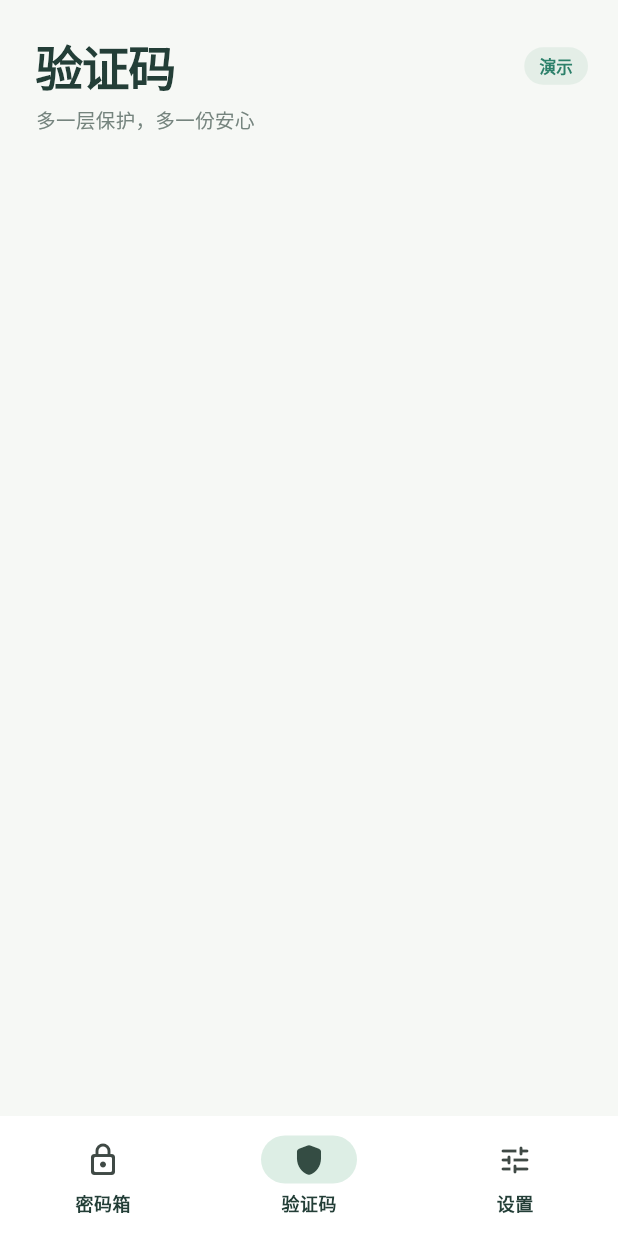
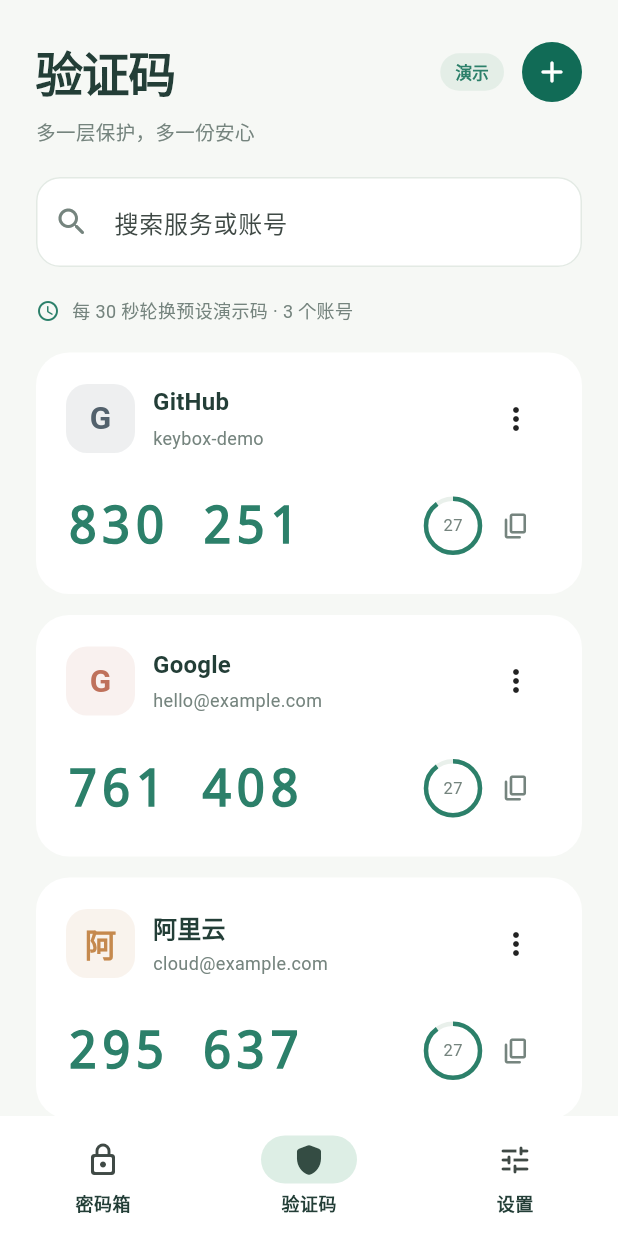
Before and after one commit to Mayber-He/KeyBox, a Flutter app: the HomePage screen opened directly, item 2 of the bottom bar chosen, on a phone screen of 412 x 824 dp. Run offline on Flutter 3.47's test engine with Material 3 defaults, Android fonts, the phone set to English and light mode, and no system bars.

Commit message:
feat(otp): 添加验证码页面与演示交互

```diff
--- a/lib/app.dart
+++ b/lib/app.dart
@@ -1,6 +1,7 @@
 import 'package:flutter/material.dart';
 import 'ui.dart';
 import 'vault/vault_page.dart';
+import 'otp/otp_page.dart';
 
 class KeyBoxApp extends StatelessWidget {
   const KeyBoxApp({super.key});
@@ -151,7 +152,7 @@
             index: _index,
             children: const [
               VaultPage(),
-              _Placeholder(title: '验证码', subtitle: '多一层保护，多一份安心'),
+              OtpPage(),
               _Placeholder(title: '设置', subtitle: '让 KeyBox 更适合你'),
             ],
           ),
--- /dev/null
+++ b/lib/otp/otp_entry.dart
@@ -0,0 +1,40 @@
+import 'package:flutter/material.dart';
+
+class OtpEntry {
+  const OtpEntry({
+    required this.id,
+    required this.name,
+    required this.account,
+    this.secret = 'DEMO_SECRET_ONLY',
+    this.color = const Color(0xFF2C806A),
+  });
+  final String id, name, account, secret;
+  final Color color;
+
+  String demoCode(int round) {
+    const codes = ['482193', '761408', '295637', '830251'];
+    final offset = id.codeUnits.fold<int>(0, (sum, value) => sum + value);
+    return codes[(round + offset) % codes.length];
+  }
+}
+
+List<OtpEntry> demoTokens() => const [
+  OtpEntry(
+    id: 'github',
+    name: 'GitHub',
+    account: 'keybox-demo',
+    color: Color(0xFF53616C),
+  ),
+  OtpEntry(
+    id: 'google',
+    name: 'Google',
+    account: 'hello@example.com',
+    color: Color(0xFFBF715B),
+  ),
+  OtpEntry(
+    id: 'aliyun',
+    name: '阿里云',
+    account: 'cloud@example.com',
+    color: Color(0xFFC5894E),
+  ),
+];
--- /dev/null
+++ b/lib/otp/otp_page.dart
@@ -0,0 +1,257 @@
+import 'dart:async';
+import 'package:flutter/material.dart';
+import '../ui.dart';
+import 'otp_entry.dart';
+import 'otp_form.dart';
+
+class OtpPage extends StatefulWidget {
+  const OtpPage({super.key});
+  @override
+  State<OtpPage> createState() => _OtpPageState();
+}
+
+class _OtpPageState extends State<OtpPage> {
+  final _entries = demoTokens();
+  final _search = TextEditingController();
+  final _scroll = ScrollController();
+  final _started = DateTime.now();
+  late final Timer _timer;
+  int _elapsed = 0;
+  @override
+  void initState() {
+    super.initState();
+    _timer = Timer.periodic(const Duration(seconds: 1), (_) {
+      setState(() => _elapsed = DateTime.now().difference(_started).inSeconds);
+    });
+  }
+
+  @override
+  void dispose() {
+    _timer.cancel();
+    _search.dispose();
+    _scroll.dispose();
+    super.dispose();
+  }
+
+  Future<void> _edit([OtpEntry? entry]) async {
+    final result = await Navigator.push<OtpEntry>(
+      context,
+      MaterialPageRoute(builder: (_) => OtpFormPage(entry: entry)),
+    );
+    if (result == null || !mounted) return;
+    setState(() {
+      if (entry == null) {
+        _entries.insert(0, result);
+      } else {
+        _entries[_entries.indexWhere((item) => item.id == entry.id)] = result;
+      }
+    });
+    message(context, entry == null ? '已添加演示验证码' : '已保存修改');
+  }
+
+  Future<void> _delete(OtpEntry entry) async {
+    if (!await confirmDelete(context, entry.name) || !mounted) return;
+    setState(() => _entries.remove(entry));
+    message(context, '已删除演示验证码');
+  }
+
+  @override
+  Widget build(BuildContext context) {
+    final query = _search.text.trim().toLowerCase();
+    final visible = _entries
+        .where(
+          (entry) =>
+              '${entry.name} ${entry.account}'.toLowerCase().contains(query),
+        )
+        .toList();
+    final remaining = 30 - _elapsed % 30;
+    return CustomScrollView(
+      controller: _scroll,
+      key: const PageStorageKey('otp'),
+      slivers: [
+        SliverToBoxAdapter(
+          child: PageHeader(
+            title: '验证码',
+            subtitle: '多一层保护，多一份安心',
+            action: IconButton.filled(
+              tooltip: '添加验证码',
+              onPressed: () => _edit(),
+              icon: const Icon(Icons.add_rounded),
+            ),
+          ),
+        ),
+        SliverToBoxAdapter(
+          child: SearchBox(
+            controller: _search,
+            onChanged: (_) => setState(() {}),
+            hint: '搜索服务或账号',
+          ),
+        ),
+        SliverToBoxAdapter(
+          child: Padding(
+            padding: const EdgeInsets.fromLTRB(24, 0, 24, 18),
+            child: Row(
+              children: [
+                const Icon(Icons.schedule_rounded, size: 16, color: mint),
+                const SizedBox(width: 8),
+                Expanded(
+                  child: Text(
+                    '每 30 秒轮换预设演示码 · ${_entries.length} 个账号',
+                    style: const TextStyle(color: muted, fontSize: 12),
+                  ),
+                ),
+              ],
+            ),
+          ),
+        ),
+        if (visible.isEmpty)
+          SliverToBoxAdapter(
+            child: EmptyView(searching: query.isNotEmpty, label: '验证码'),
+          ),
+        SliverPadding(
+          padding: const EdgeInsets.fromLTRB(24, 0, 24, 24),
+          sliver: SliverList.builder(
+            itemCount: visible.length,
+            itemBuilder: (context, index) {
+              final entry = visible[index];
+              final code = entry.demoCode(_elapsed ~/ 30);
+              return Padding(
+                padding: const EdgeInsets.only(bottom: 14),
+                child: Material(
+                  color: Colors.white,
+                  borderRadius: BorderRadius.circular(22),
+                  child: InkWell(
+                    borderRadius: BorderRadius.circular(22),
+                    onTap: () => _edit(entry),
+                    child: Padding(
+                      padding: const EdgeInsets.all(20),
+                      child: Column(
+                        crossAxisAlignment: CrossAxisAlignment.start,
+                        children: [
+                          Row(
+                            children: [
+                              ServiceAvatar(
+                                name: entry.name,
+                                color: entry.color,
+                              ),
+                              const SizedBox(width: 12),
+                              Expanded(
+                                child: Column(
+                                  crossAxisAlignment: CrossAxisAlignment.start,
+                                  children: [
+                                    Text(
+                                      entry.name,
+                                      style: Theme.of(
+                                        context,
+                                      ).textTheme.titleMedium,
+                                    ),
+                                    const SizedBox(height: 3),
+                                    Text(
+                                      entry.account,
+                                      maxLines: 1,
+                                      overflow: TextOverflow.ellipsis,
+                                      style: const TextStyle(
+                                        color: muted,
+                                        fontSize: 12,
+                                      ),
+                                    ),
+                                  ],
+                                ),
+                              ),
+                              PopupMenuButton<String>(
+                                tooltip: '验证码操作',
+                                onSelected: (action) {
+                                  if (action == 'edit') {
+                                    _edit(entry);
+                                  } else {
+                                    _delete(entry);
+                                  }
+                                },
+                                itemBuilder: (_) => const [
+                                  PopupMenuItem(
+                                    value: 'edit',
+                                    child: Text('编辑'),
+                                  ),
+                                  PopupMenuItem(
+                                    value: 'delete',
+                                    child: Text('删除'),
+                                  ),
+                                ],
+                              ),
+                            ],
+                          ),
+                          const SizedBox(height: 22),
+                          Row(
+                            children: [
+                              Expanded(
+                                child: Align(
+                                  alignment: Alignment.centerLeft,
+                                  child: FittedBox(
+                                    fit: BoxFit.scaleDown,
+                                    child: Text(
+                                      '${code.substring(0, 3)} ${code.substring(3)}',
+                                      style: const TextStyle(
+                                        fontFamily: 'monospace',
+                                        fontSize: 34,
+                                        color: mint,
+                                        fontWeight: FontWeight.w600,
+                                        letterSpacing: 2,
+                                      ),
+                                    ),
+                                  ),
+                                ),
+                              ),
+                              const SizedBox(width: 12),
+                              Semantics(
+                                label: '$remaining 秒后刷新演示码',
+                                child: SizedBox(
+                                  width: 36,
+                                  height: 36,
+                                  child: Stack(
+                                    alignment: Alignment.center,
+                                    children: [
+                                      CircularProgressIndicator(
+                                        value: remaining / 30,
+                                        strokeWidth: 3,
+                                        backgroundColor: const Color(
+                                          0xFFE9F0EB,
+                                        ),
+                                        color: remaining <= 5
+                                            ? const Color(0xFFC5894E)
+                                            : mint,
+                                      ),
+                                      Text(
+                                        '$remaining',
+                                        style: const TextStyle(
+                                          fontSize: 11,
+                                          color: muted,
+                                        ),
+                                      ),
+                                    ],
+                                  ),
+                                ),
+                              ),
+                              IconButton(
+                                tooltip: '复制验证码',
+                                onPressed: () => copyDemo(context, code),
+                                icon: const Icon(
+                                  Icons.copy_rounded,
+                                  color: muted,
+                                  size: 20,
+                                ),
+                              ),
+                            ],
+                          ),
+                        ],
+                      ),
+                    ),
+                  ),
+                ),
+              );
+            },
+          ),
+        ),
+      ],
+    );
+  }
+}
```
Also changed, not shown: lib/otp/otp_form.dart (added, +116 -0 lines).
